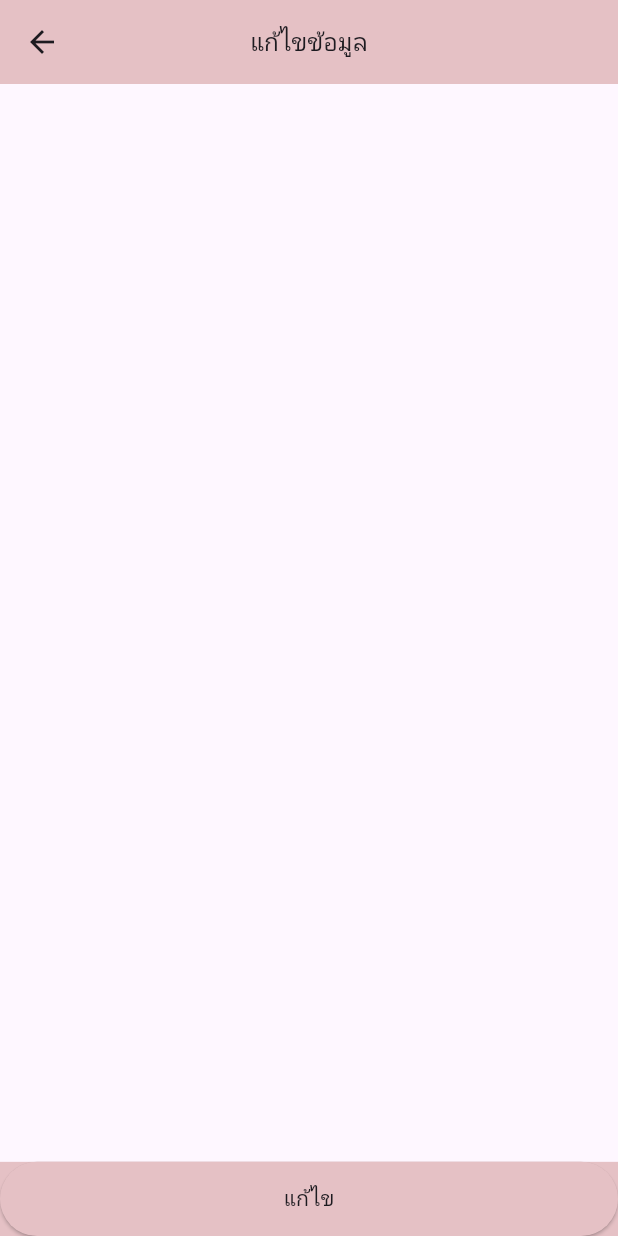
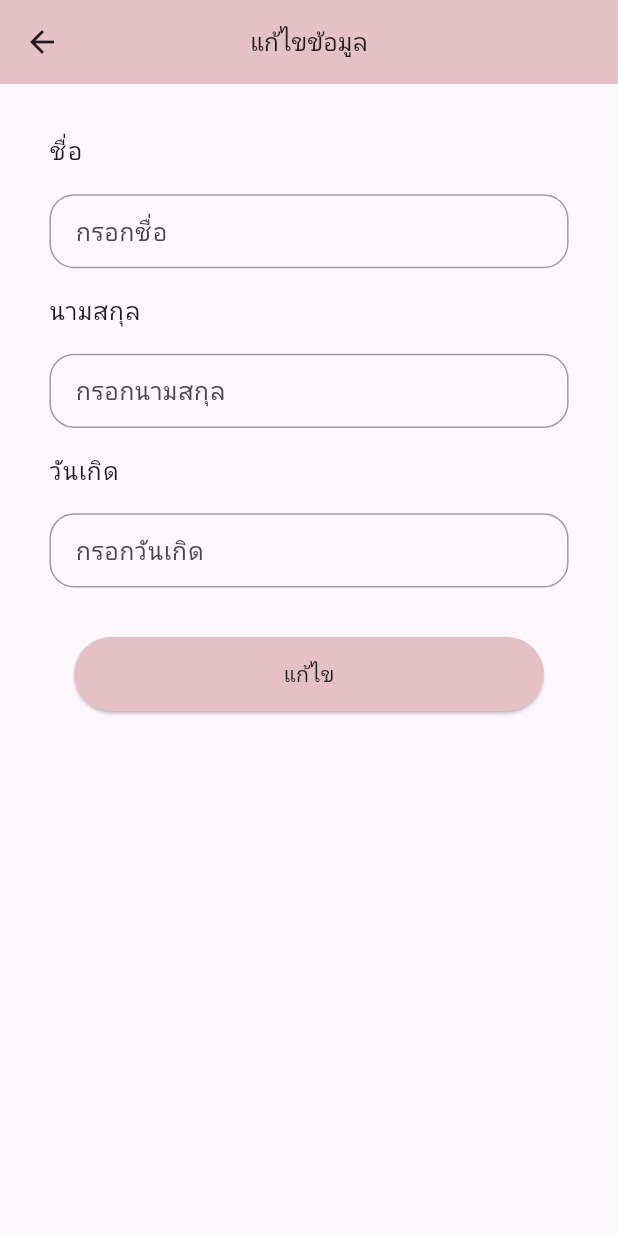
Before and after one commit to oomyoom/v-beauty, a Flutter app: the PersonalEdit screen opened directly, on a phone screen of 412 x 824 dp. Run offline on Flutter 3.47's test engine with Material 3 defaults, Android fonts, the phone set to English and light mode, and no system bars; our stand-ins replace bloc, equatable, flutter_bloc; network calls fail.

Commit message:
update personal_edit ui

```diff
--- a/lib/profile/view/components/personal_edit.dart
+++ b/lib/profile/view/components/personal_edit.dart
@@ -15,14 +15,137 @@ class PersonalEdit extends StatelessWidget {
         elevation: 0,
         backgroundColor: Color(0xFFE5C1C5),
       ),
-      body: Column(
+      body: CustomScrollView(
+        slivers: [
+          SliverToBoxAdapter(
+            child: SizedBox(
+              height: MediaQuery.of(context).size.height * 0.04,
+            ),
+          ),
+          SliverPadding(
+            padding: EdgeInsets.symmetric(
+                horizontal: MediaQuery.of(context).size.width * 0.08),
+            sliver: SliverToBoxAdapter(
+              child: Column(
+                crossAxisAlignment: CrossAxisAlignment.start,
                 children: [
-          Expanded(
-            child: Container(),
+                  Text(
+                    'ชื่อ',
+                    style: Theme.of(context).textTheme.bodyLarge!,
+                  ),
+                  SizedBox(
+                    height: MediaQuery.of(context).size.height * 0.02,
                   ),
                   Container(
-            width: MediaQuery.of(context).size.width,
-            color: Color(0xFFE5C1C5),
+                    height: MediaQuery.of(context).size.height * 0.06,
+                    decoration: BoxDecoration(
+                      border: Border.all(color: Colors.grey),
+                      borderRadius: BorderRadius.circular(
+                          MediaQuery.of(context).size.width * 0.04),
+                    ),
+                    child: TextField(
+                      decoration: InputDecoration(
+                        hintText: 'กรอกชื่อ',
+                        border: InputBorder.none,
+                        contentPadding: EdgeInsets.symmetric(
+                            horizontal:
+                                MediaQuery.of(context).size.width * 0.04),
+                      ),
+                    ),
+                  ),
+                ],
+              ),
+            ),
+          ),
+          SliverToBoxAdapter(
+            child: SizedBox(
+              height: MediaQuery.of(context).size.height * 0.02,
+            ),
+          ),
+          SliverPadding(
+            padding: EdgeInsets.symmetric(
+                horizontal: MediaQuery.of(context).size.width * 0.08),
+            sliver: SliverToBoxAdapter(
+              child: Column(
+                crossAxisAlignment: CrossAxisAlignment.start,
+                children: [
+                  Text(
+                    'นามสกุล',
+                    style: Theme.of(context).textTheme.bodyLarge!,
+                  ),
+                  SizedBox(
+                    height: MediaQuery.of(context).size.height * 0.02,
+                  ),
+                  Container(
+                    height: MediaQuery.of(context).size.height * 0.06,
+                    decoration: BoxDecoration(
+                      border: Border.all(color: Colors.grey),
+                      borderRadius: BorderRadius.circular(
+                          MediaQuery.of(context).size.width * 0.04),
+                    ),
+                    child: TextField(
+                      decoration: InputDecoration(
+                        hintText: 'กรอกนามสกุล',
+                        border: InputBorder.none,
+                        contentPadding: EdgeInsets.symmetric(
+                            horizontal:
+                                MediaQuery.of(context).size.width * 0.04),
+                      ),
+                    ),
+                  ),
+                ],
+              ),
+            ),
+          ),
+          SliverToBoxAdapter(
+            child: SizedBox(
+              height: MediaQuery.of(context).size.height * 0.02,
+            ),
+          ),
+          SliverPadding(
+            padding: EdgeInsets.symmetric(
+                horizontal: MediaQuery.of(context).size.width * 0.08),
+            sliver: SliverToBoxAdapter(
+              child: Column(
+                crossAxisAlignment: CrossAxisAlignment.start,
+                children: [
+                  Text(
+                    'วันเกิด',
+                    style: Theme.of(context).textTheme.bodyLarge!,
+                  ),
+                  SizedBox(
+                    height: MediaQuery.of(context).size.height * 0.02,
+                  ),
+                  Container(
+                    height: MediaQuery.of(context).size.height * 0.06,
+                    decoration: BoxDecoration(
+                      border: Border.all(color: Colors.grey),
+                      borderRadius: BorderRadius.circular(
+                          MediaQuery.of(context).size.width * 0.04),
+                    ),
+                    child: TextField(
+                      decoration: InputDecoration(
+                        hintText: 'กรอกวันเกิด',
+                        border: InputBorder.none,
+                        contentPadding: EdgeInsets.symmetric(
+                            horizontal:
+                                MediaQuery.of(context).size.width * 0.04),
+                      ),
+                    ),
+                  ),
+                ],
+              ),
+            ),
+          ),
+          SliverToBoxAdapter(
+            child: SizedBox(
+              height: MediaQuery.of(context).size.height * 0.04,
+            ),
+          ),
+          SliverPadding(
+            padding: EdgeInsets.symmetric(
+                horizontal: MediaQuery.of(context).size.width * 0.12),
+            sliver: SliverToBoxAdapter(
               child: ElevatedButton(
                 onPressed: () {},
                 style: ButtonStyle(
@@ -31,10 +154,10 @@ class PersonalEdit extends StatelessWidget {
                           MediaQuery.of(context).size.height * 0.06),
                     ),
                     backgroundColor:
-                    MaterialStateProperty.all<Color>(Color(0xFFE5C1C5)),
-              ),
+                        MaterialStateProperty.all(Color(0xFFE5C1C5))),
                 child: Text('แก้ไข'.toUpperCase(),
                     style: Theme.of(context).textTheme.bodyMedium!),
+              ),
             ),
           )
         ],
```
Lines whose indentation alone changed are shown as unchanged.
